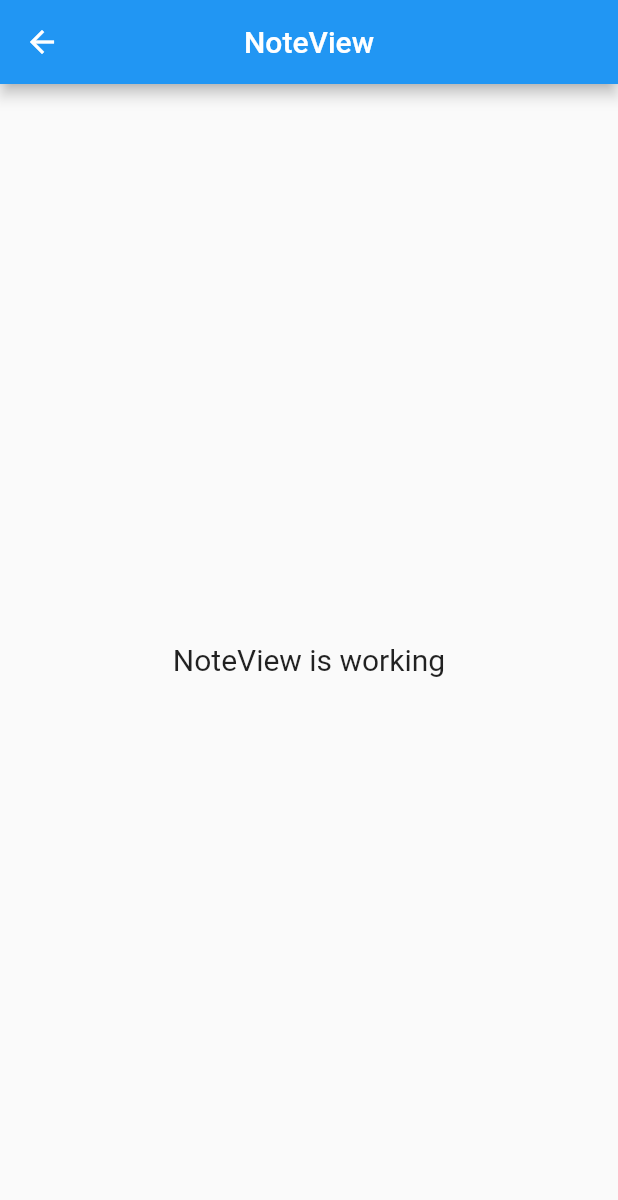
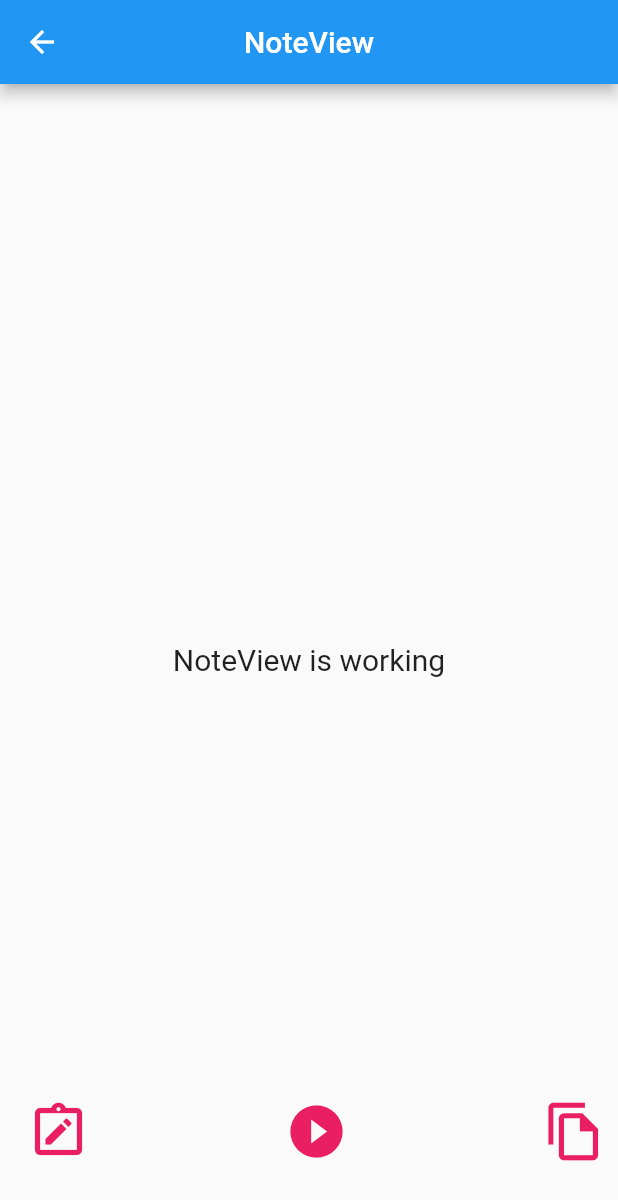
Before and after one commit to neco3coffee/flutter_tinder_learn, a Flutter app: the NoteView screen opened by its route, on a phone screen of 412 x 824 dp. Shown: the top 1200 px of the screen. Run offline on Flutter 3.47's test engine with Material 2 defaults, Android fonts, the phone set to English and light mode, and no system bars; our stand-ins replace get.

```diff
--- a/lib/app/modules/note/views/note_view.dart
+++ b/lib/app/modules/note/views/note_view.dart
@@ -18,6 +18,55 @@ class NoteView extends GetView<NoteController> {
           style: TextStyle(fontSize: 20),
         ),
       ),
+      bottomSheet: getBottomSheet(),
+    );
+  }
+
+  Widget getBottomSheet() {
+    return Container(
+      width: 500,
+      height: 150,
+      child: Padding(
+        padding: const EdgeInsets.all(10),
+        child: Row(
+          mainAxisAlignment: MainAxisAlignment.spaceBetween,
+          children: [
+            IconButton(
+              onPressed: () {
+                Get.toNamed('/note');
+              },
+              icon: Icon(
+                Icons.note_alt_outlined,
+                color: Colors.pink,
+                size: 42,
+                semanticLabel: 'Text to announce in accessibility modes',
+              ),
+            ),
+            IconButton(
+              onPressed: () {
+                Get.toNamed('/home');
+              },
+              icon: Icon(
+                Icons.play_circle_filled,
+                color: Colors.pink,
+                size: 42,
+                semanticLabel: 'Text to announce in accessibility modes',
+              ),
+            ),
+            IconButton(
+              onPressed: () {
+                Get.toNamed('/stack');
+              },
+              icon: Icon(
+                Icons.file_copy_outlined,
+                color: Colors.pink,
+                size: 42,
+                semanticLabel: 'Text to announce in accessibility modes',
+              ),
+            ),
+          ],
+        ),
+      ),
     );
   }
 }
--- a/pubspec.yaml
+++ b/pubspec.yaml
@@ -18,6 +18,7 @@ dependencies:
   get: 4.3.8
   flutter:
     sdk: flutter
+  firebase_core: '^1.7.0'
 
 dev_dependencies:
   flutter_lints: ^1.0.0
```
Also changed, not shown: lib/app/modules/stack/views/stack_view.dart (+49 -0 lines), pubspec.lock, 4 other files.
